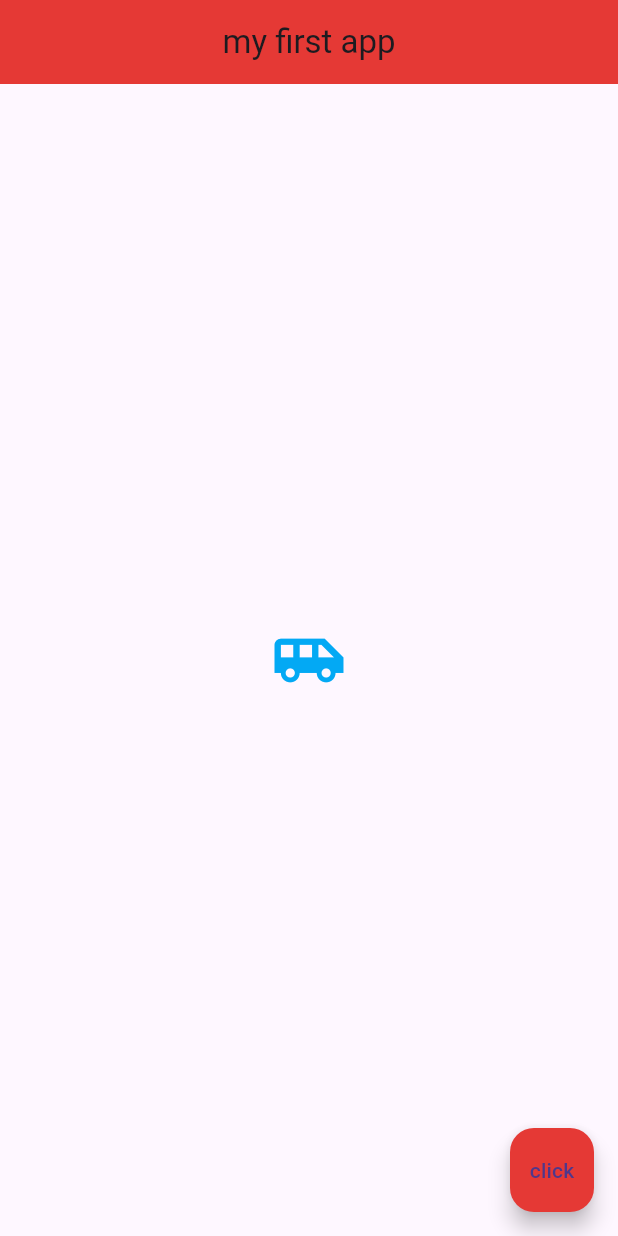
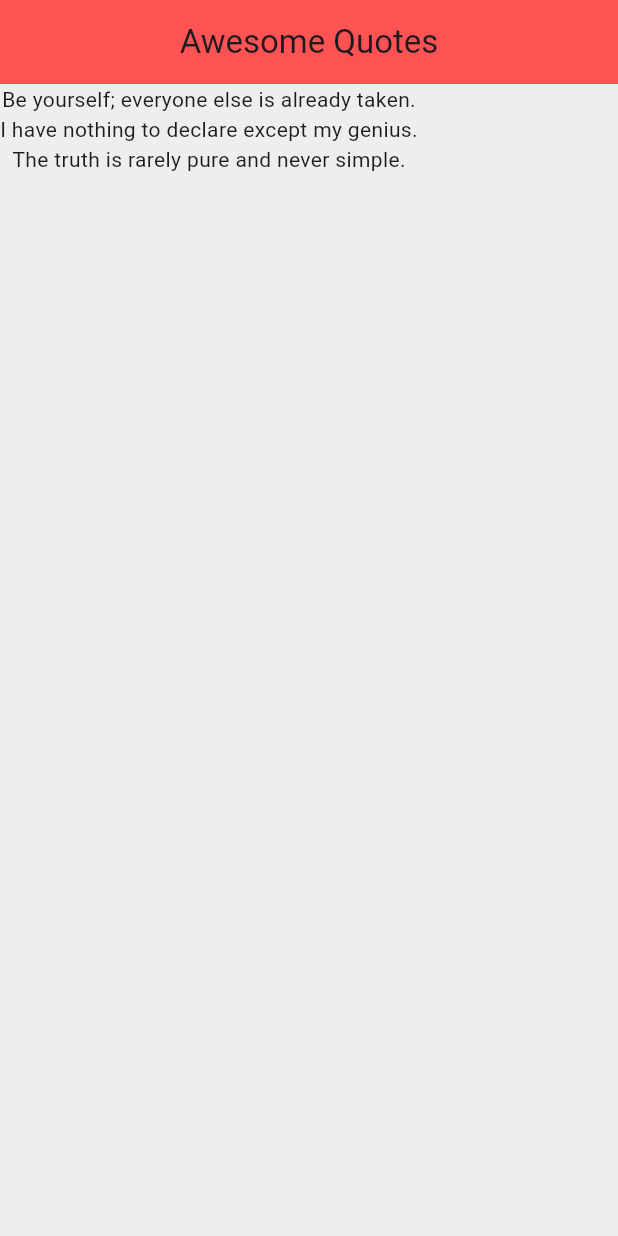
Before and after one commit to RNSpenc/net_ninja_quote_lab, a Flutter app: the screen it shows after launch, on a phone screen of 412 x 824 dp. Run offline on Flutter 3.47's test engine with Material 3 defaults, Android fonts, the phone set to English and light mode, and no system bars.

Commit message:
update for video 18

```diff
--- a/lib/main.dart
+++ b/lib/main.dart
@@ -1,31 +1,35 @@
 import 'package:flutter/material.dart';
 
 void main() => runApp(MaterialApp(
-    home: Home(),
+    home: QuoteList(),
 ));
 
-class Home extends StatelessWidget {
+class QuoteList extends StatefulWidget {
+  const QuoteList({super.key});
+
+  @override
+  State<QuoteList> createState() => _QuoteListState();
+}
+
+class _QuoteListState extends State<QuoteList> {
+
+  List<String> quotes = [
+    'Be yourself; everyone else is already taken.',
+    'I have nothing to declare except my genius.',
+    'The truth is rarely pure and never simple.'
+  ];
+
   @override
   Widget build(BuildContext context) {
     return Scaffold(
+      backgroundColor: Colors.grey[200],
       appBar: AppBar(
-        title: Text('my first app'),
+        title: const Text('Awesome Quotes'),
         centerTitle: true,
-        backgroundColor: Colors.red[600],
+        backgroundColor: Colors.redAccent,
       ),
-      body: Center(
-        child: Icon(
-          Icons.airport_shuttle,
-          color: Colors.lightBlue,
-          size: 50.0,
-        ),
-      ),
-      floatingActionButton: FloatingActionButton(
-        onPressed: (){
-
-        },
-        backgroundColor: Colors.red[600],
-        child: Text('click'),
+      body: Column(
+        children: quotes.map((quote) => Text(quote)).toList(),
       ),
     );
   }
```
Also changed, not shown: lib/quote.dart (added, +7 -0 lines), 1 other file.
